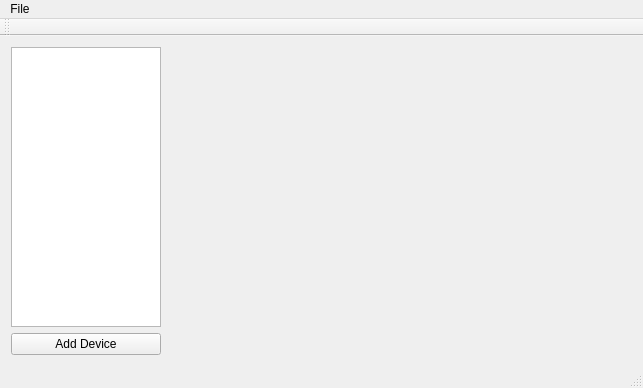
The window that mainwindow.ui (harusoin/Sanoa) describes before a commit, drawn with Qt 5.
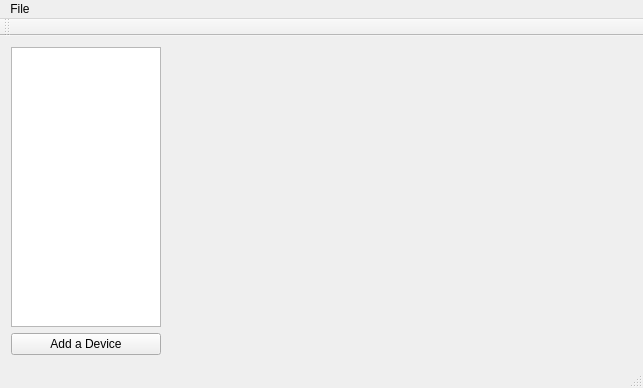
The same window after the commit.

```diff
--- a/mainwindow.ui
+++ b/mainwindow.ui
@@ -36,7 +36,7 @@
     <item row="2" column="0">
      <widget class="QPushButton" name="pushButton">
       <property name="text">
-       <string>Add Device</string>
+       <string>Add a Device</string>
       </property>
      </widget>
     </item>
```
